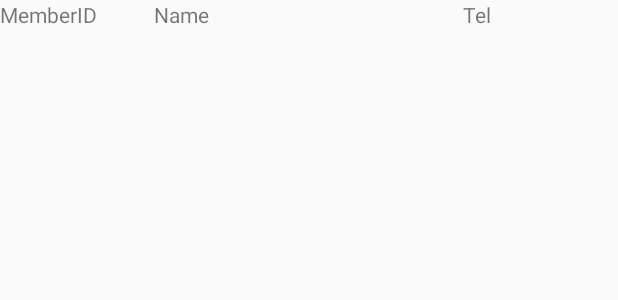
After one commit to jutturong/example_json_android_mysql, an Android app: the layout activity_column.xml on its own in the app's theme, with its tools: preview values and no code run, on a phone screen of 412 x 824 dp. The commit adds this screen. Shown: the top 300 px of the screen. Run offline under Robolectric (Android 15) with nearby library versions, the phone set to English and light mode, and no system bars.

Commit message:
3 8/10/59

```diff
--- /dev/null
+++ b/sqlitetest1/app/src/main/res/layout/activity_column.xml
@@ -0,0 +1,27 @@
+<LinearLayout xmlns:android="http://schemas.android.com/apk/res/android"
+    android:id="@+id/linearLayout1"
+    android:layout_width="fill_parent"
+    android:layout_height="fill_parent" >
+
+    <TextView
+        android:id="@+id/Col_CUSTOMER_ID"
+        android:layout_width="0dp"
+        android:layout_height="wrap_content"
+        android:layout_weight="1"
+        android:text="MemberID"/>
+
+    <TextView
+        android:id="@+id/ColName"
+        android:layout_width="0dp"
+        android:layout_height="wrap_content"
+        android:layout_weight="2"
+        android:text="Name"/>
+
+    <TextView
+        android:id="@+id/ColTel"
+        android:layout_width="0dp"
+        android:layout_height="wrap_content"
+        android:layout_weight="1"
+        android:text="Tel" />
+
+</LinearLayout>
```
Also changed, not shown: sqlitetest1/app/src/main/java/com/example/linux/myapplication/MainActivity.java (+31 -1 lines), sqlitetest1/app/src/main/res/layout/activity_main.xml (+9 -1 lines).
